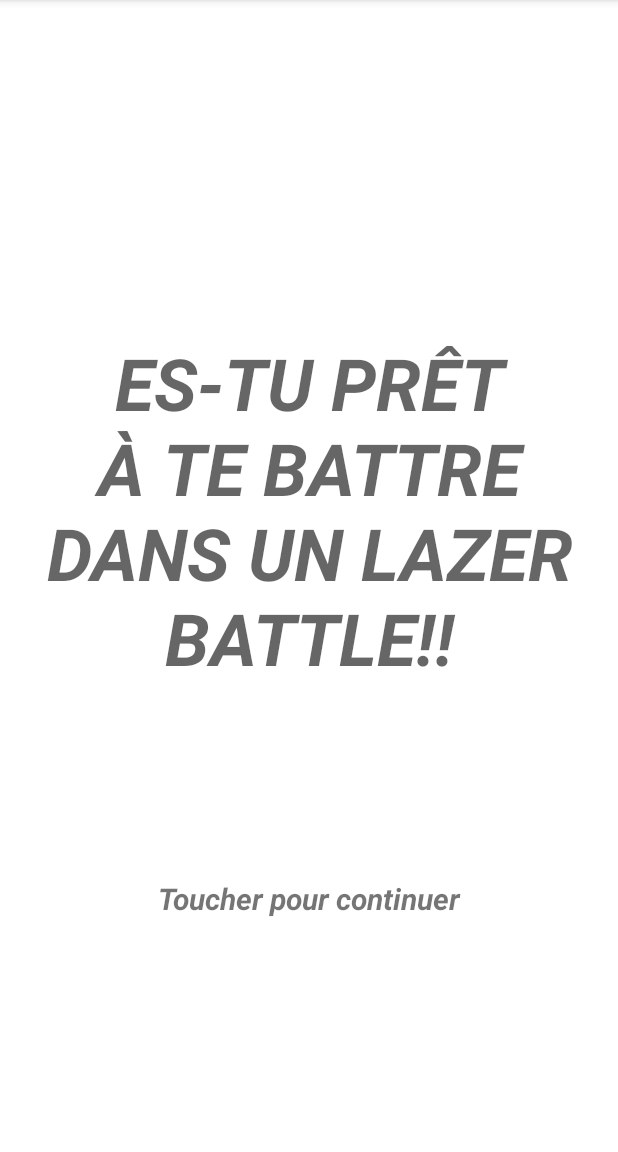
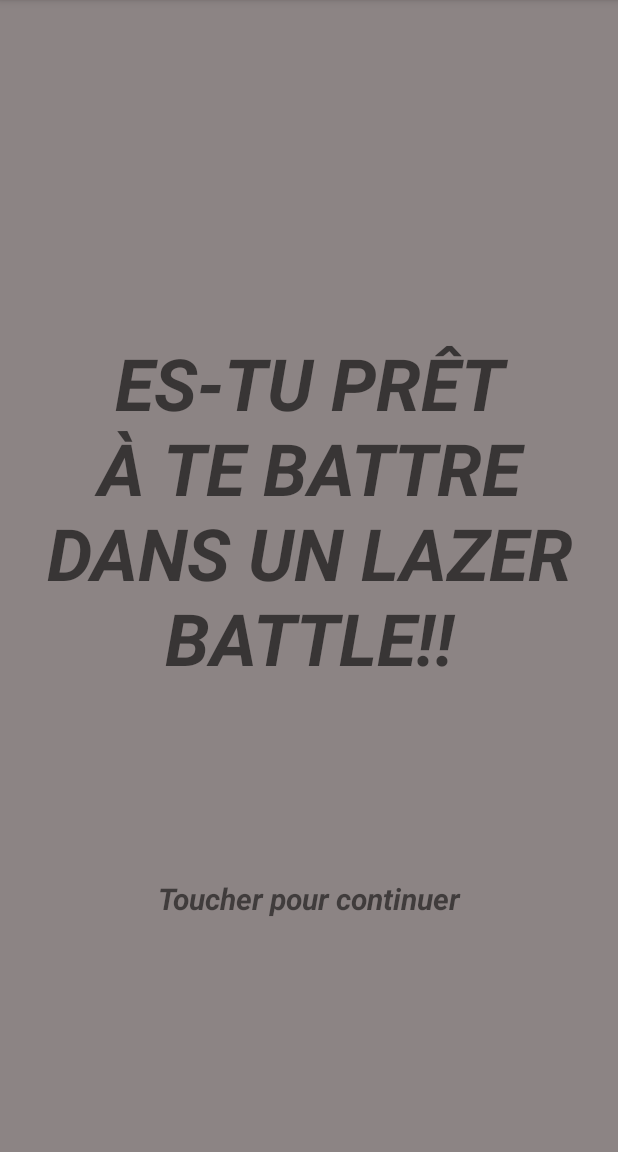
Before and after one commit to THlBQUT/MiniMaths, an Android app: the LazerBattleMenu screen opened directly, with no data from a screen before it, after a tap on "FACILE", on a phone screen of 412 x 824 dp, the part 84-1236 px from its top. Run offline under Robolectric (Android 15) with nearby library versions, the phone set to English and light mode, and no system bars.

Commit message:
Gros commit Amélioration graphisme de LAZER BATTLE Ajout du fichier Constantes Modif de certains fichiers pour y intégrer toutes les constantes

```diff
--- a/app/src/main/AndroidManifest.xml
+++ b/app/src/main/AndroidManifest.xml
@@ -14,7 +14,7 @@
         android:theme="@style/Theme.MiniMaths"
         tools:targetApi="31" >
         <activity
-            android:name=".LazerBattleMenu"
+            android:name=".lazerbattle.LazerBattleMenu"
             android:exported="true" >
             <intent-filter>
                 <action android:name="android.intent.action.MAIN" />
@@ -23,10 +23,10 @@
             </intent-filter>
         </activity>
         <activity
-            android:name=".soloGameList"
+            android:name=".SoloGameList"
             android:exported="false" />
         <activity
-            android:name=".LazerBattle"
+            android:name=".lazerbattle.LazerBattle"
             android:exported="true" >
             <intent-filter>
                 <action android:name="android.intent.action.MAIN" />
--- a/app/src/main/java/fr/ensisa/minimaths/Equation.java
+++ b/app/src/main/java/fr/ensisa/minimaths/Equation.java
@@ -25,7 +25,7 @@
             operation = (int) (Math.random() * 4) + 1;
         }
         switch (difficulty) {
-            case "FACILE":
+            case Constantes.ID_DIFFICULTY_FACILE:
                 switch (operation) {
                     case 0:
                         generatorAdd(50);
@@ -44,7 +44,7 @@
                         break;
                 }
                 break;
-            case "MOYEN":
+            case Constantes.ID_DIFFICULTY_MEDIUM:
                 switch (operation) {
                     case 0:
                         generatorAdd(350);
@@ -63,7 +63,7 @@
                         break;
                 }
                 break;
-            case "DIFFICILE":
+            case Constantes.ID_DIFFICULTY_DIFFICILE:
                 switch (operation) {
                     case 0:
                         generatorAdd(2000);
--- a/app/src/main/java/fr/ensisa/minimaths/MainActivity.java
+++ b/app/src/main/java/fr/ensisa/minimaths/MainActivity.java
@@ -15,7 +15,7 @@
     }
 
     public void goToSoloGames(View v){
-        Intent intent = new Intent(this, soloGameList.class);
+        Intent intent = new Intent(this, SoloGameList.class);
         startActivity(intent);
     }
 }
--- a/app/src/main/java/fr/ensisa/minimaths/Quizz.java
+++ b/app/src/main/java/fr/ensisa/minimaths/Quizz.java
@@ -82,7 +82,7 @@
         }
         else{
             if(vies == 0){
-                Intent soloListGame = new Intent(this, soloGameList.class);
+                Intent soloListGame = new Intent(this, SoloGameList.class);
                 startActivity(soloListGame);;
             }
             else{
--- a/app/src/main/java/fr/ensisa/minimaths/soloGameList.java
+++ b/app/src/main/java/fr/ensisa/minimaths/SoloGameList.java
@@ -6,7 +6,9 @@
 import android.os.Bundle;
 import android.view.View;
 
-public class soloGameList extends AppCompatActivity {
+import fr.ensisa.minimaths.lazerbattle.LazerBattleMenu;
+
+public class SoloGameList extends AppCompatActivity {
 
     @Override
     protected void onCreate(Bundle savedInstanceState) {
--- a/app/src/main/java/fr/ensisa/minimaths/LazerBattle.java
+++ b/app/src/main/java/fr/ensisa/minimaths/lazerbattle/LazerBattle.java
@@ -1,13 +1,10 @@
-package fr.ensisa.minimaths;
+package fr.ensisa.minimaths.lazerbattle;
 
 import androidx.appcompat.app.AppCompatActivity;
 
-import android.animation.ObjectAnimator;
 import android.content.Intent;
 import android.content.res.Resources;
-import android.media.audiofx.DynamicsProcessing;
 import android.os.Bundle;
-import android.util.Log;
 import android.view.KeyEvent;
 import android.view.View;
 import android.view.animation.Animation;
@@ -15,22 +12,28 @@
 import android.view.inputmethod.EditorInfo;
 import android.widget.Button;
 import android.widget.EditText;
-import android.widget.ProgressBar;
+import android.widget.ImageView;
 import android.widget.TextView;
 
-import java.util.Random;
+import fr.ensisa.minimaths.Constantes;
+import fr.ensisa.minimaths.Equation;
+import fr.ensisa.minimaths.R;
 
 public class LazerBattle extends AppCompatActivity {
 
-    private ProgressBar progressBar;
+    private int progress = 50; //0 victoire du joueur gauche et 100 celui du joueur droite
     private TextView textView;
     private EditText editText;
     private TextView victory;
     private TextView defeat;
     private Button retryButton;
-    Equation equation;
+    private ImageView background;
+    private ImageView screen;
+    private ImageView player1;
+    private ImageView player2;
+    private Equation equation;
     private int compteur = 0;
-    private String difficulty = "FACILE";
+    private String difficulty = Constantes.DEFAULT_DIFFICULTY;
     private boolean isIntroSkip = false;
     private boolean finDePartie = false;
     private Thread thread;
@@ -47,8 +50,11 @@
         this.editText = this.findViewById(R.id.textinputlazer);
         this.victory= this.findViewById(R.id.victory);
         this.defeat = this.findViewById(R.id.defeat);
-        this.progressBar = this.findViewById(R.id.progressBar);
         this.retryButton = this.findViewById(R.id.lazerBattle_button_retry);
+        this.background = this.findViewById(R.id.background_lazer);
+        this.screen = this.findViewById(R.id.screen);
+        this.player1 = this.findViewById(R.id.player1);
+        this.player2 = this.findViewById(R.id.player2);
         textView.setText(equation.getEquation());
 
         Runnable runnable = new Runnable() {
@@ -57,19 +63,20 @@
             public void run() {
                 while(!finDePartie) {
                     compteuria += 1;
-                    progressBar.setProgress(progressBar.getProgress() - 5 * compteuria);
-                    if(progressBar.getProgress() <= progressBar.getMin()) {
-                        finDePartie = true;
-                        defeat.getHandler().post(new Runnable() {
-                            public void run() {
+                    progress = progress - Constantes.MULTIPLIER_LAZER_BATTLE_FIGHT * compteuria;
+                    defeat.getHandler().post(new Runnable() {
+                        @Override
+                        public void run() {
+                            if(progress <= 0) {
+                                finDePartie = true;
                                 defeat.setVisibility(View.VISIBLE);
                                 defeat();
                                 retryButton.setVisibility(View.VISIBLE);
                             }
-                        });
-                    }
+                        }
+                    });
                     try {
-                        Thread.sleep(100);
+                        Thread.sleep(5000);
                     } catch (InterruptedException e) {
                         e.printStackTrace();
                     }
@@ -94,8 +101,8 @@
                                 equation = new Equation(difficulty);
                                 textView.setText(equation.getEquation());
                                 compteur += 1;
-                                progressBar.setProgress(progressBar.getProgress() + 5 * compteur);
-                                if (progressBar.getProgress() >= progressBar.getMax()) {
+                                progress = progress + Constantes.MULTIPLIER_LAZER_BATTLE_FIGHT * compteur;
+                                if(progress >= 100) {
                                     change_visibility(View.INVISIBLE);
                                     victory.setVisibility(View.VISIBLE);
                                     retryButton.setVisibility(View.VISIBLE);
@@ -104,6 +111,14 @@
                             } else {
                                 Animation animShake = AnimationUtils.loadAnimation(LazerBattle.this, R.anim.shake);
                                 editText.startAnimation(animShake);
+                                progress = progress - Constantes.MULTIPLIER_LAZER_BATTLE_FIGHT * compteur / 2;
+                                compteur = 1;
+                                if(progress <= 0) {
+                                    finDePartie = true;
+                                    defeat.setVisibility(View.VISIBLE);
+                                    defeat();
+                                    retryButton.setVisibility(View.VISIBLE);
+                                }
                             }
                             return true;
                         } catch (NumberFormatException e) {
@@ -117,10 +132,31 @@
         }});
     }
 
+    @Override
+    protected void onStop() {
+        super.onStop();
+        finDePartie = true;
+    }
+
+    @Override
+    protected void onPause() {
+        super.onPause();
+        finDePartie = true;
+    }
+
+    @Override
+    protected void onDestroy() {
+        super.onDestroy();
+        finDePartie = true;
+    }
+
     protected void change_visibility(int visibility){
-        progressBar.setVisibility(visibility);
         editText.setVisibility(visibility);
         textView.setVisibility(visibility);
+        background.setVisibility(visibility);
+        screen.setVisibility(visibility);
+        player1.setVisibility(visibility);
+        player2.setVisibility(visibility);
     }
 
     public void skipIntro(View v){
--- a/app/src/main/java/fr/ensisa/minimaths/LazerBattleMenu.java
+++ b/app/src/main/java/fr/ensisa/minimaths/lazerbattle/LazerBattleMenu.java
@@ -1,10 +1,13 @@
-package fr.ensisa.minimaths;
+package fr.ensisa.minimaths.lazerbattle;
 
 import androidx.appcompat.app.AppCompatActivity;
 
 import android.content.Intent;
 import android.os.Bundle;
 import android.view.View;
+
+import fr.ensisa.minimaths.Constantes;
+import fr.ensisa.minimaths.R;
 
 public class LazerBattleMenu extends AppCompatActivity {
 
@@ -16,18 +19,18 @@
 
     public void goOnEasy(View v){
         Intent intent = new Intent(this, LazerBattle.class);
-        intent.putExtra("DIFFICULTY", "FACILE");
+        intent.putExtra(Constantes.ID_DIFFICULTY_NAME_EXTRAS, Constantes.ID_DIFFICULTY_FACILE);
         startActivity(intent);
     }
 
     public void goOnMedium(View v){
         Intent intent = new Intent(this, LazerBattle.class);
-        intent.putExtra("DIFFICULTY", "MOYEN");
+        intent.putExtra(Constantes.ID_DIFFICULTY_NAME_EXTRAS, Constantes.ID_DIFFICULTY_MEDIUM);
         startActivity(intent);
     }
     public void goOnHard(View v){
         Intent intent = new Intent(this, LazerBattle.class);
-        intent.putExtra("DIFFICULTY", "DIFFICILE");
+        intent.putExtra(Constantes.ID_DIFFICULTY_NAME_EXTRAS, Constantes.ID_DIFFICULTY_DIFFICILE);
         startActivity(intent);
     }
 }
--- a/app/src/main/res/layout/activity_lazer.xml
+++ b/app/src/main/res/layout/activity_lazer.xml
@@ -4,8 +4,9 @@
     xmlns:tools="http://schemas.android.com/tools"
     android:layout_width="match_parent"
     android:layout_height="match_parent"
+    android:background="#8C8484"
     android:onClick="skipIntro"
-    tools:context=".LazerBattle">
+    tools:context=".lazerbattle.LazerBattle">
 
     <TextView
         android:id="@+id/lazerGame_intro_text1"
@@ -21,20 +22,23 @@
         app:layout_constraintBottom_toBottomOf="parent"
         app:layout_constraintEnd_toEndOf="parent"
         app:layout_constraintStart_toStartOf="parent"
-        app:layout_constraintTop_toTopOf="parent" />
+        app:layout_constraintTop_toTopOf="parent"
+        tools:visibility="invisible" />
 
-    <TextView
-        android:id="@+id/textlazer"
-        android:layout_width="216dp"
-        android:layout_height="50dp"
-        android:layout_marginBottom="68dp"
-        android:text="TextView"
-        android:textAppearance="@style/TextAppearance.AppCompat.Display2"
+    <Button
+        android:id="@+id/lazerBattle_button_retry"
+        android:layout_width="250dp"
+        android:layout_height="66dp"
+        android:onClick="retry_button"
+        android:text="Retry ?"
         android:visibility="invisible"
-        app:layout_constraintBottom_toTopOf="@+id/textinputlazer"
+        app:layout_constraintBottom_toBottomOf="parent"
         app:layout_constraintEnd_toEndOf="parent"
-        app:layout_constraintHorizontal_bias="0.482"
-        app:layout_constraintStart_toStartOf="parent" />
+        app:layout_constraintHorizontal_bias="0.496"
+        app:layout_constraintStart_toStartOf="parent"
+        app:layout_constraintTop_toBottomOf="@+id/victory"
+        app:layout_constraintVertical_bias="0.233"
+        tools:visibility="invisible" />
 
     <TextView
         android:id="@+id/victory"
@@ -72,21 +76,6 @@
         app:layout_constraintVertical_bias="0.312"
         tools:visibility="invisible" />
 
-    <ProgressBar
-        android:id="@+id/progressBar"
-        style="@android:style/Widget.DeviceDefault.Light.ProgressBar.Horizontal"
-        android:layout_width="378dp"
-        android:layout_height="52dp"
-        android:layout_marginTop="152dp"
-        android:indeterminate="false"
-        android:progress="50"
-        android:progressTint="#951D1D"
-        android:visibility="invisible"
-        app:layout_constraintEnd_toEndOf="parent"
-        app:layout_constraintHorizontal_bias="0.909"
-        app:layout_constraintStart_toStartOf="parent"
-        app:layout_constraintTop_toTopOf="parent" />
-
     <TextView
         android:id="@+id/lazerGame_intro_text2"
         android:layout_width="290dp"
@@ -102,36 +91,95 @@
         app:layout_constraintEnd_toEndOf="parent"
         app:layout_constraintHorizontal_bias="0.498"
         app:layout_constraintStart_toStartOf="parent"
-        app:layout_constraintTop_toBottomOf="@+id/lazerGame_intro_text1" />
+        app:layout_constraintTop_toBottomOf="@+id/lazerGame_intro_text1"
+        tools:visibility="invisible" />
 
     <EditText
         android:id="@+id/textinputlazer"
         android:layout_width="wrap_content"
         android:layout_height="wrap_content"
-        android:layout_marginBottom="264dp"
+        android:layout_marginBottom="244dp"
         android:backgroundTint="#AF2B2B"
         android:ems="10"
+        android:hint="Ecrire ici le résultat"
         android:inputType="number"
+        android:textAlignment="center"
         android:visibility="invisible"
         app:layout_constraintBottom_toBottomOf="parent"
         app:layout_constraintEnd_toEndOf="parent"
         app:layout_constraintHorizontal_bias="0.497"
         app:layout_constraintStart_toStartOf="parent"
-        app:layout_constraintTop_toBottomOf="@+id/progressBar"
-        app:layout_constraintVertical_bias="0.969" />
+        app:layout_constraintTop_toTopOf="@+id/lazerBattle_button_retry"
+        app:layout_constraintVertical_bias="0.0"
+        tools:visibility="visible" />
 
-    <Button
-        android:id="@+id/lazerBattle_button_retry"
-        android:layout_width="250dp"
-        android:layout_height="66dp"
-        android:onClick="retry_button"
-        android:text="Retry ?"
+    <ImageView
+        android:id="@+id/background_lazer"
+        android:layout_width="411dp"
+        android:layout_height="290dp"
+        android:layout_marginTop="40dp"
+        android:visibility="invisible"
+        app:layout_constraintEnd_toEndOf="parent"
+        app:layout_constraintHorizontal_bias="0.0"
+        app:layout_constraintStart_toStartOf="parent"
+        app:layout_constraintTop_toTopOf="parent"
+        app:srcCompat="@drawable/background"
+        tools:visibility="visible" />
+
+    <TextView
+        android:id="@+id/textlazer"
+        android:layout_width="98dp"
+        android:layout_height="68dp"
+        android:layout_marginTop="160dp"
+        android:text="TextView"
+        android:textAlignment="center"
+        android:textAppearance="@style/TextAppearance.AppCompat.Display2"
+        android:textSize="22sp"
+        android:visibility="invisible"
+        app:layout_constraintEnd_toEndOf="parent"
+        app:layout_constraintHorizontal_bias="0.527"
+        app:layout_constraintStart_toStartOf="parent"
+        app:layout_constraintTop_toTopOf="parent"
+        tools:visibility="visible" />
+
+    <ImageView
+        android:id="@+id/screen"
+        android:layout_width="413dp"
+        android:layout_height="295dp"
+        android:layout_marginTop="40dp"
+        android:visibility="invisible"
+        app:layout_constraintEnd_toEndOf="parent"
+        app:layout_constraintStart_toStartOf="parent"
+        app:layout_constraintTop_toTopOf="parent"
+        app:srcCompat="@drawable/pixeltv"
+        tools:visibility="visible" />
+
+    <ImageView
+        android:id="@+id/player1"
+        android:layout_width="42dp"
+        android:layout_height="39dp"
         android:visibility="invisible"
         app:layout_constraintBottom_toBottomOf="parent"
         app:layout_constraintEnd_toEndOf="parent"
-        app:layout_constraintHorizontal_bias="0.498"
+        app:layout_constraintHorizontal_bias="0.149"
         app:layout_constraintStart_toStartOf="parent"
-        app:layout_constraintTop_toBottomOf="@+id/victory"
-        app:layout_constraintVertical_bias="0.241" />
+        app:layout_constraintTop_toTopOf="parent"
+        app:layout_constraintVertical_bias="0.368"
+        app:srcCompat="@drawable/male"
+        tools:visibility="visible" />
+
+    <ImageView
+        android:id="@+id/player2"
+        android:layout_width="40dp"
+        android:layout_height="40dp"
+        android:visibility="invisible"
+        app:layout_constraintBottom_toBottomOf="parent"
+        app:layout_constraintEnd_toEndOf="parent"
+        app:layout_constraintHorizontal_bias="0.835"
+        app:layout_constraintStart_toStartOf="parent"
+        app:layout_constraintTop_toTopOf="parent"
+        app:layout_constraintVertical_bias="0.367"
+        app:srcCompat="@drawable/female"
+        tools:visibility="visible" />
 
 </androidx.constraintlayout.widget.ConstraintLayout>
--- a/app/src/main/res/layout/activity_lazer_battle_menu.xml
+++ b/app/src/main/res/layout/activity_lazer_battle_menu.xml
@@ -5,7 +5,7 @@
     xmlns:app="http://schemas.android.com/apk/res-auto"
     android:layout_width="match_parent"
     android:layout_height="match_parent"
-    tools:context=".LazerBattleMenu">
+    tools:context=".lazerbattle.LazerBattleMenu">
 
   <Button
       android:id="@+id/lazerBattle_Facile"
--- a/app/src/main/res/layout/activity_solo_game_list.xml
+++ b/app/src/main/res/layout/activity_solo_game_list.xml
@@ -4,7 +4,7 @@
     xmlns:tools="http://schemas.android.com/tools"
     android:layout_width="match_parent"
     android:layout_height="match_parent"
-    tools:context=".soloGameList">
+    tools:context=".SoloGameList">
 
     <Button
         android:id="@+id/button6"
```
Also changed, not shown: app/src/main/java/fr/ensisa/minimaths/Constantes.java (added, +14 -0 lines), app/src/main/res/drawable/background.gif (added), app/src/main/res/drawable/female.png (added), app/src/main/res/drawable/male.png (added), app/src/main/res/drawable/pixeltv.png (added).
